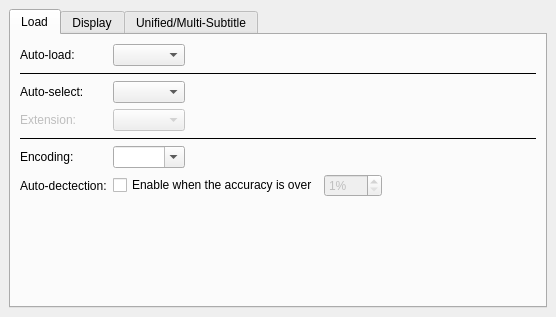
This is src/cmplayer/ui/pref_widget.ui in bylee20/cmplayer-kldp.net as Qt 5 draws it before an edit. The edited form follows.
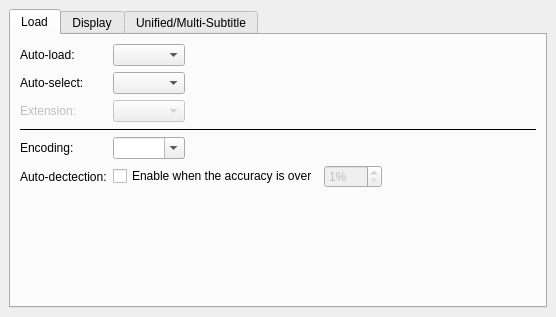
This is the edited form. The open tabs and pages were chosen to show the change. Icons and pictures are not drawn. Custom widgets are drawn as their Qt base class.

The edit to the form file:
```diff
--- a/src/cmplayer/ui/pref_widget.ui
+++ b/src/cmplayer/ui/pref_widget.ui
@@ -424,34 +424,21 @@
                </property>
               </widget>
              </item>
-             <item row="1" column="0" colspan="2">
-              <widget class="Line" name="line_9">
-               <property name="frameShadow">
-                <enum>QFrame::Plain</enum>
-               </property>
-               <property name="lineWidth">
-                <number>1</number>
-               </property>
-               <property name="orientation">
-                <enum>Qt::Horizontal</enum>
-               </property>
-              </widget>
-             </item>
-             <item row="2" column="0">
+             <item row="1" column="0">
               <widget class="QLabel" name="aLabel_3">
                <property name="text">
                 <string>Auto-select:</string>
                </property>
               </widget>
              </item>
-             <item row="2" column="1">
+             <item row="1" column="1">
               <widget class="QComboBox" name="autoSelect">
                <property name="sizeAdjustPolicy">
                 <enum>QComboBox::AdjustToContents</enum>
                </property>
               </widget>
              </item>
-             <item row="3" column="0">
+             <item row="2" column="0">
               <widget class="QLabel" name="subExtLabel">
                <property name="enabled">
                 <bool>false</bool>
@@ -461,14 +448,14 @@
                </property>
               </widget>
              </item>
-             <item row="3" column="1">
+             <item row="2" column="1">
               <widget class="QComboBox" name="subSelectExt">
                <property name="enabled">
                 <bool>false</bool>
                </property>
               </widget>
              </item>
-             <item row="4" column="0" colspan="2">
+             <item row="3" column="0" colspan="2">
               <widget class="Line" name="line_11">
                <property name="frameShadow">
                 <enum>QFrame::Plain</enum>
@@ -478,14 +465,14 @@
                </property>
               </widget>
              </item>
-             <item row="5" column="0">
+             <item row="4" column="0">
               <widget class="QLabel" name="aLabel_4">
                <property name="text">
                 <string>Encoding:</string>
                </property>
               </widget>
              </item>
-             <item row="5" column="1">
+             <item row="4" column="1">
               <widget class="EncodingComboBox" name="encoding">
                <property name="toolTip">
                 <string>Open subtitle file with next encoding</string>
@@ -498,7 +485,14 @@
                </property>
               </widget>
              </item>
-             <item row="6" column="1">
+             <item row="5" column="0">
+              <widget class="QLabel" name="label_4">
+               <property name="text">
+                <string>Auto-dectection:</string>
+               </property>
+              </widget>
+             </item>
+             <item row="5" column="1">
               <layout class="QHBoxLayout" name="horizontalLayout_8">
                <item>
                 <widget class="QCheckBox" name="subEncAutoDet">
@@ -541,13 +535,6 @@
                </item>
               </layout>
              </item>
-             <item row="6" column="0">
-              <widget class="QLabel" name="label_4">
-               <property name="text">
-                <string>Auto-dectection:</string>
-               </property>
-              </widget>
-             </item>
             </layout>
            </item>
           </layout>
```
Left out of the diff: 13 changed lines with no effect on the pictures.
